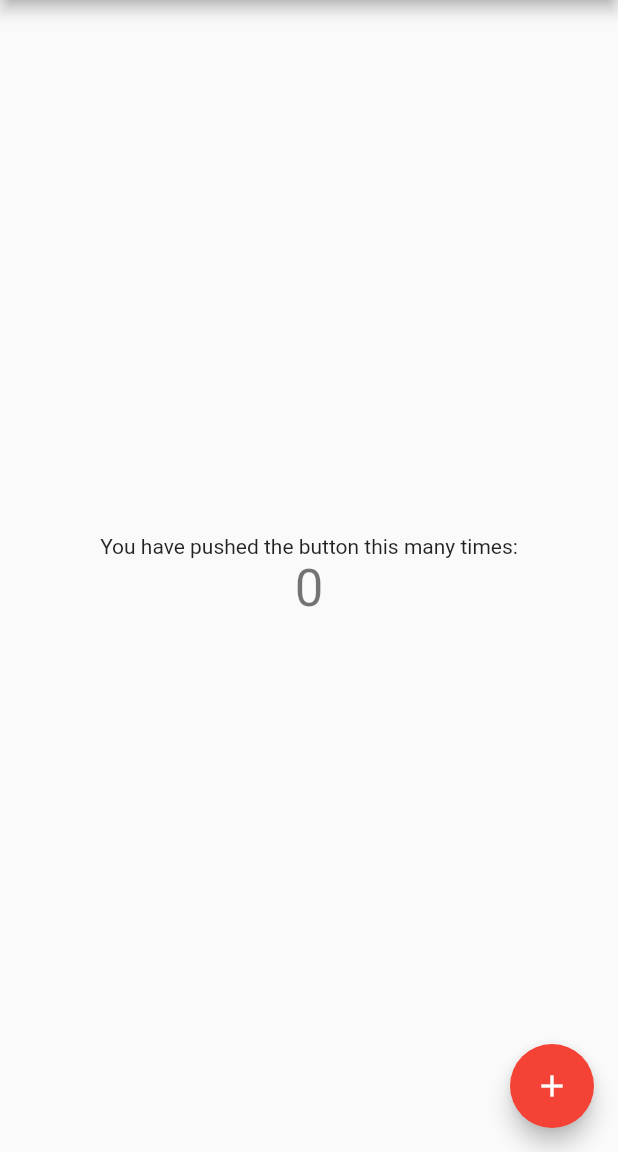
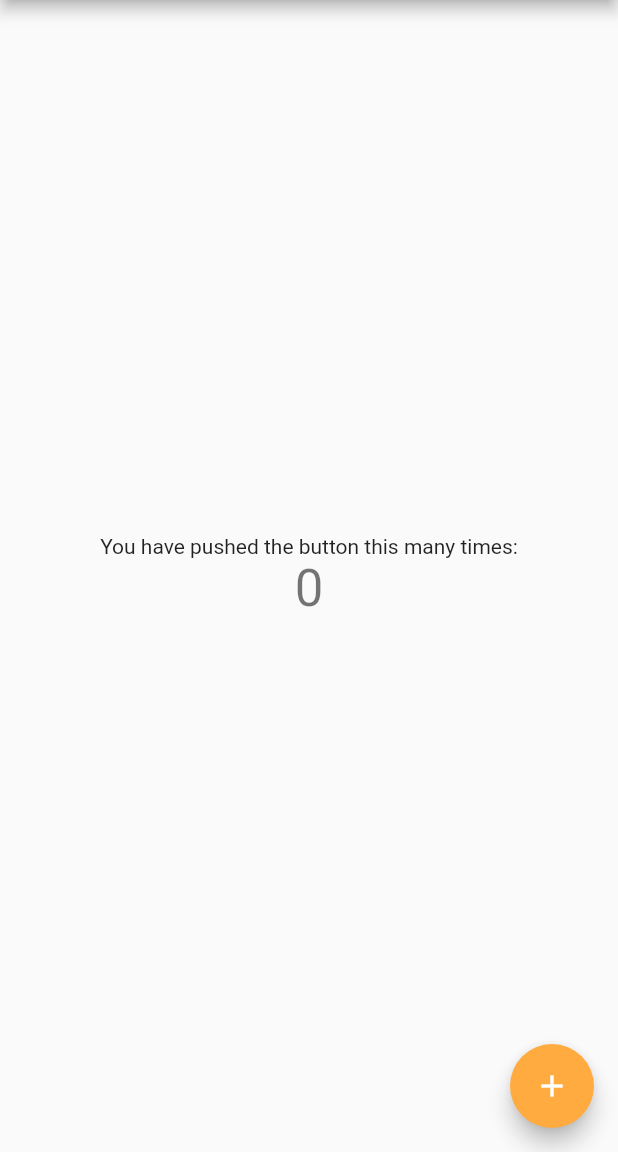
Before and after one commit to Loterando/teste, a Flutter app: the screen it shows after launch, on a phone screen of 412 x 824 dp, the part 84-1236 px from its top. Run offline on Flutter 3.47's test engine with Material 2 defaults, Android fonts, the phone set to English and light mode, and no system bars.

Commit message:
botao laranja

```diff
--- a/lib/main.dart
+++ b/lib/main.dart
@@ -107,7 +107,7 @@ class _MyHomePageState extends State<MyHomePage> {
       ),
       floatingActionButton: FloatingActionButton(
         onPressed: _incrementCounter,
-        backgroundColor: Colors.red,
+        backgroundColor: Colors.orangeAccent,
         tooltip: 'Increment',
         child: const Icon(Icons.add),
       ), // This trailing comma makes auto-formatting nicer for build methods.
```
